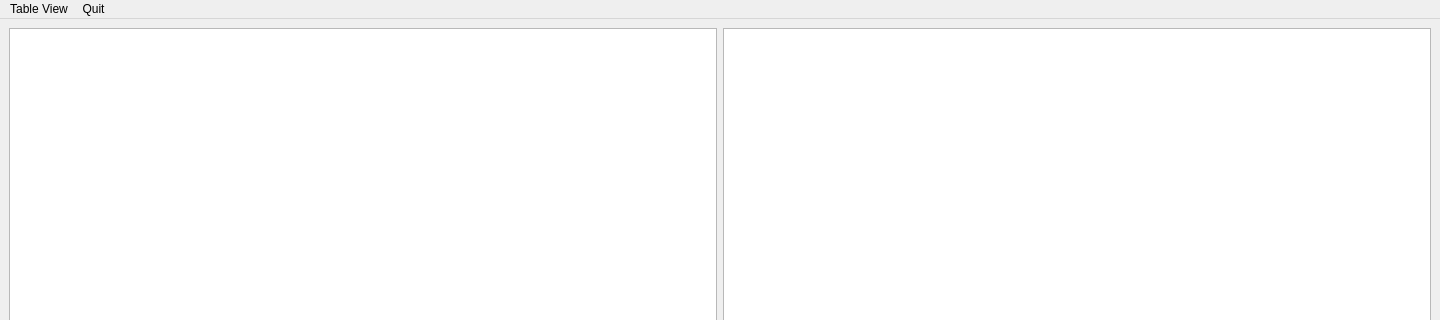
The window that scripts/HFIR_4Circle_Reduction/SinglePtIntegrationWindow.ui (mantidproject/mantid) describes before a commit, drawn with Qt 5; both pictures show x 0 to 1440 and y 0 to 320 of the 1440 by 801 pixel window.
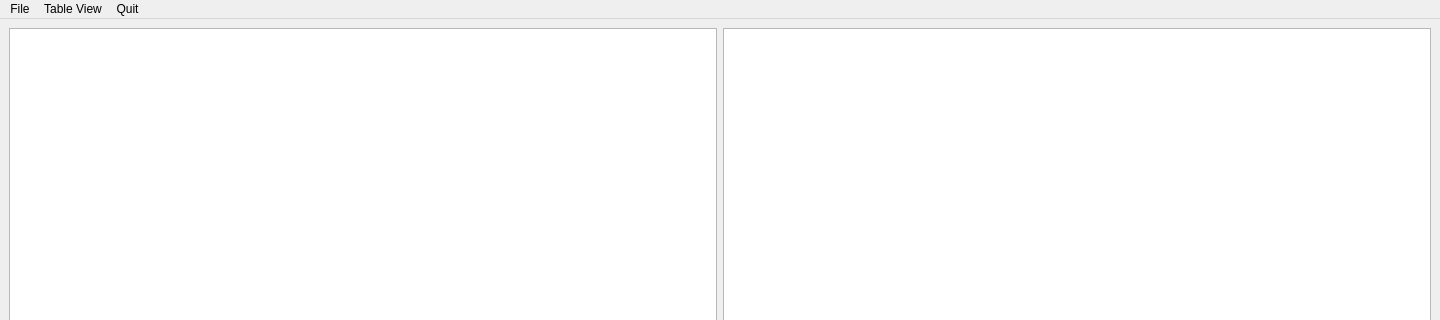
The same window after the commit. Custom widgets are drawn as their Qt base class.

Diff of the .ui file:
```diff
--- a/scripts/HFIR_4Circle_Reduction/SinglePtIntegrationWindow.ui
+++ b/scripts/HFIR_4Circle_Reduction/SinglePtIntegrationWindow.ui
@@ -178,6 +178,13 @@
     <addaction name="actionSelect_All"/>
     <addaction name="actionDe_select_All"/>
    </widget>
+   <widget class="QMenu" name="menuFile">
+    <property name="title">
+     <string>File</string>
+    </property>
+    <addaction name="actionLoad_Gaussian_Sigma_File"/>
+   </widget>
+   <addaction name="menuFile"/>
    <addaction name="menuView"/>
    <addaction name="menuQuit"/>
   </widget>
```
Left out of the diff: 5 changed lines with no effect on the pictures.
